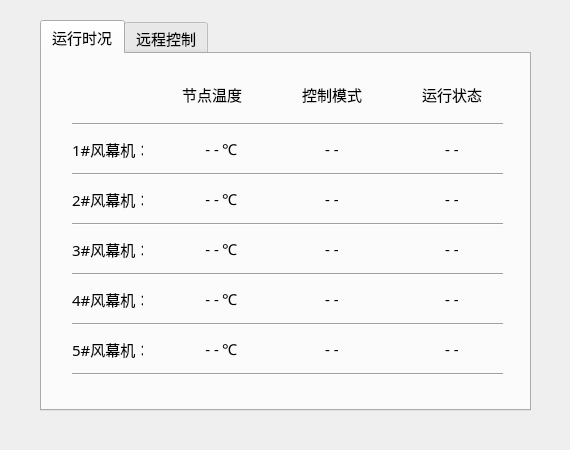
First picture: the form in cheaterrealtimedata.ui, repository samier958/heaterClient, before the edit.
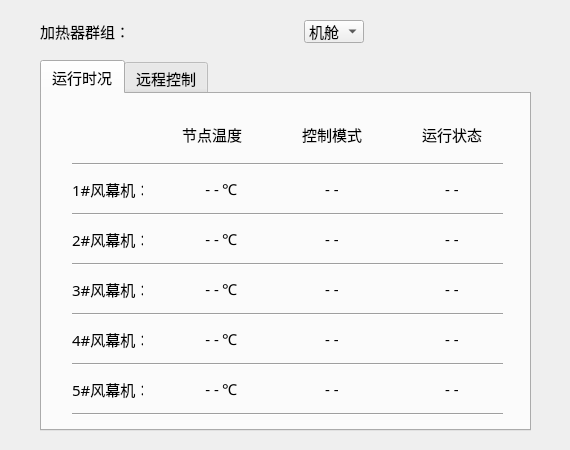
Second picture: the form after the edit.

Commit message: Add a heater group to the client.

What changed in the file:
```diff
--- a/cheaterrealtimedata.ui
+++ b/cheaterrealtimedata.ui
@@ -17,9 +17,9 @@
    <property name="geometry">
     <rect>
      <x>40</x>
-     <y>20</y>
+     <y>60</y>
      <width>491</width>
-     <height>391</height>
+     <height>371</height>
     </rect>
    </property>
    <property name="font">
@@ -894,6 +894,77 @@
     </widget>
    </widget>
   </widget>
+  <widget class="QWidget" name="layoutWidget">
+   <property name="geometry">
+    <rect>
+     <x>40</x>
+     <y>20</y>
+     <width>491</width>
+     <height>23</height>
+    </rect>
+   </property>
+   <layout class="QHBoxLayout" name="horizontalLayout">
+    <item>
+     <widget class="QLabel" name="label">
+      <property name="font">
+       <font>
+        <family>宋体</family>
+        <pointsize>11</pointsize>
+       </font>
+      </property>
+      <property name="text">
+       <string>加热器群组：</string>
+      </property>
+     </widget>
+    </item>
+    <item>
+     <spacer name="horizontalSpacer">
+      <property name="orientation">
+       <enum>Qt::Horizontal</enum>
+      </property>
+      <property name="sizeHint" stdset="0">
+       <size>
+        <width>40</width>
+        <height>20</height>
+       </size>
+      </property>
+     </spacer>
+    </item>
+    <item>
+     <widget class="QComboBox" name="heaterGroupSwith">
+      <property name="font">
+       <font>
+        <family>宋体</family>
+        <pointsize>11</pointsize>
+       </font>
+      </property>
+      <item>
+       <property name="text">
+        <string>机舱</string>
+       </property>
+      </item>
+      <item>
+       <property name="text">
+        <string>塔底</string>
+       </property>
+      </item>
+     </widget>
+    </item>
+    <item>
+     <spacer name="horizontalSpacer_2">
+      <property name="orientation">
+       <enum>Qt::Horizontal</enum>
+      </property>
+      <property name="sizeHint" stdset="0">
+       <size>
+        <width>40</width>
+        <height>20</height>
+       </size>
+      </property>
+     </spacer>
+    </item>
+   </layout>
+  </widget>
  </widget>
  <resources/>
  <connections/>
```
The commit also changes 15 other files.
